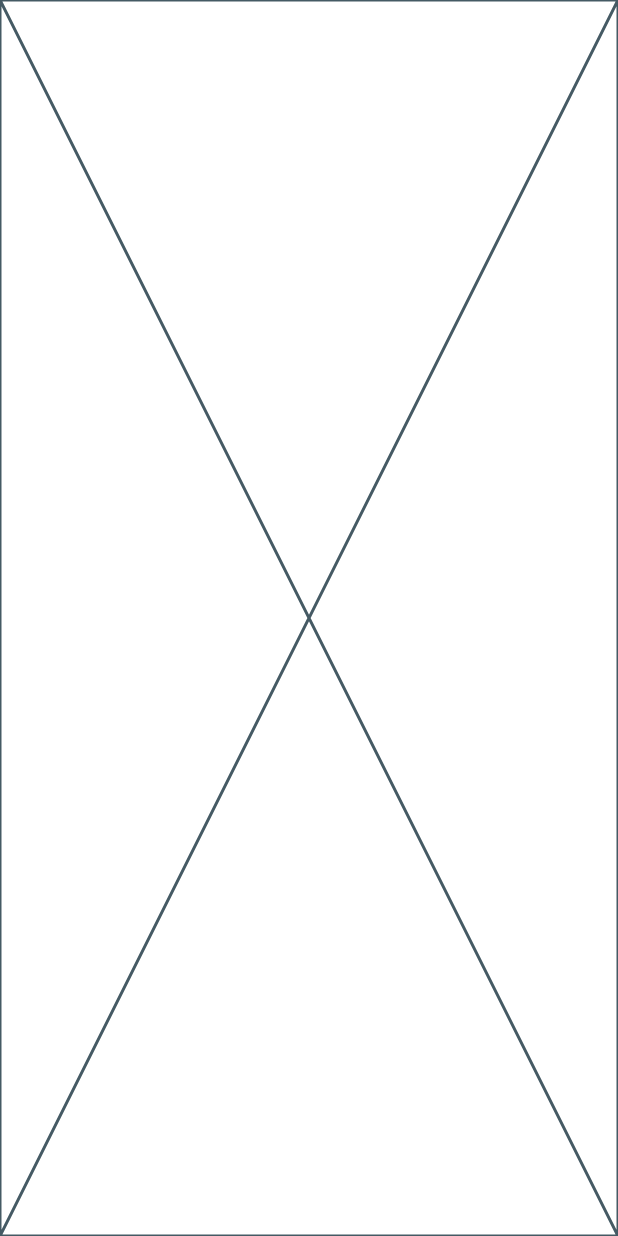
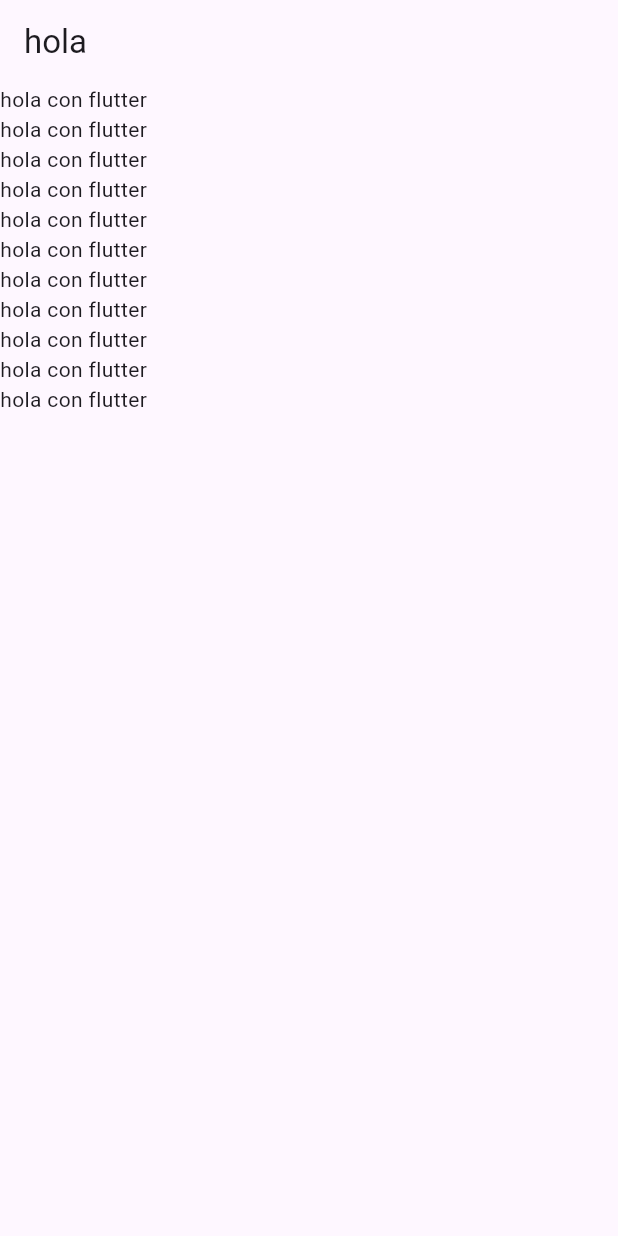
Before and after one commit to adriana-medina-montiel/componentes_flutter, a Flutter app: the screen it shows after launch, on a phone screen of 412 x 824 dp. Run offline on Flutter 3.47's test engine with Material 3 defaults, Android fonts, the phone set to English and light mode, and no system bars.

Commit message:
adding a simple listview

```diff
--- a/lib/home_screen.dart
+++ b/lib/home_screen.dart
@@ -5,6 +5,25 @@ class HomeScreen extends StatelessWidget {
 
   @override
   Widget build(BuildContext context) {
-    return const Placeholder();
+    return Scaffold(
+      appBar: AppBar(
+        title: const Text('hola'),
+      ),
+      body : ListView(
+        children: const [
+          Text('hola con flutter'),
+          Text('hola con flutter'),
+          Text('hola con flutter'),
+          Text('hola con flutter'),
+          Text('hola con flutter'),
+          Text('hola con flutter'),
+          Text('hola con flutter'),
+          Text('hola con flutter'),
+          Text('hola con flutter'),
+          Text('hola con flutter'),
+          Text('hola con flutter'),
+        ]
+      )
+    );
   }
 }
--- a/lib/main_app.dart
+++ b/lib/main_app.dart
@@ -7,6 +7,7 @@ class MainApp extends StatelessWidget {
   @override
   Widget build(BuildContext context) {
     return const MaterialApp(
+      debugShowCheckedModeBanner: false,
       home: HomeScreen(),
     );
   }
```
